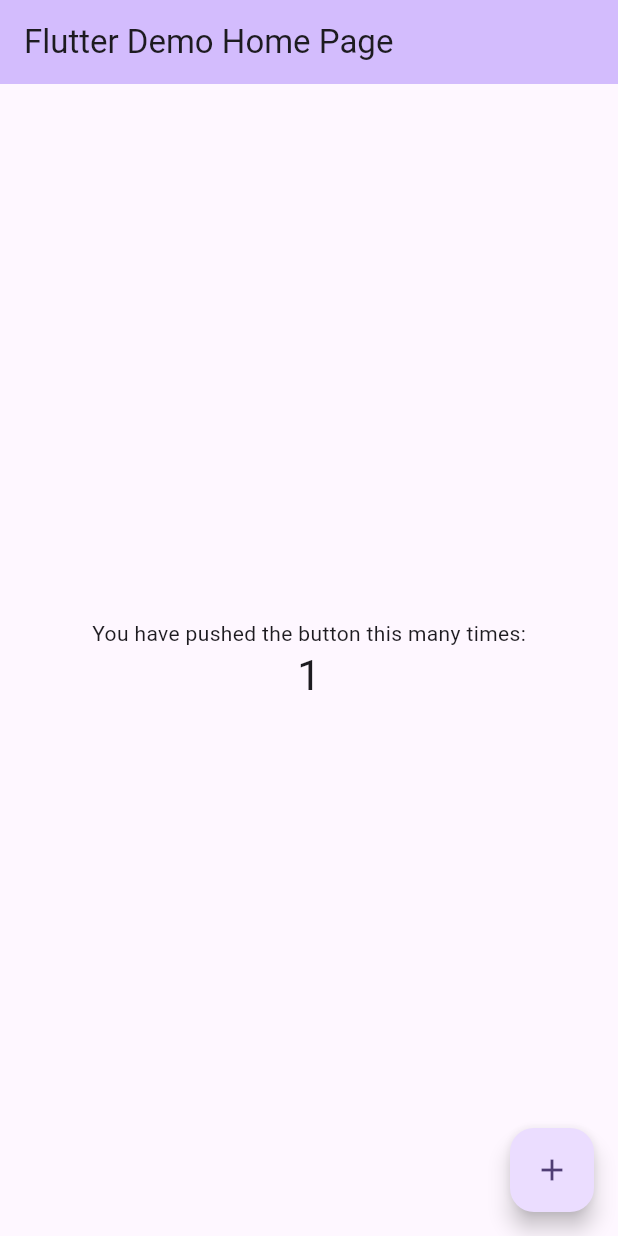
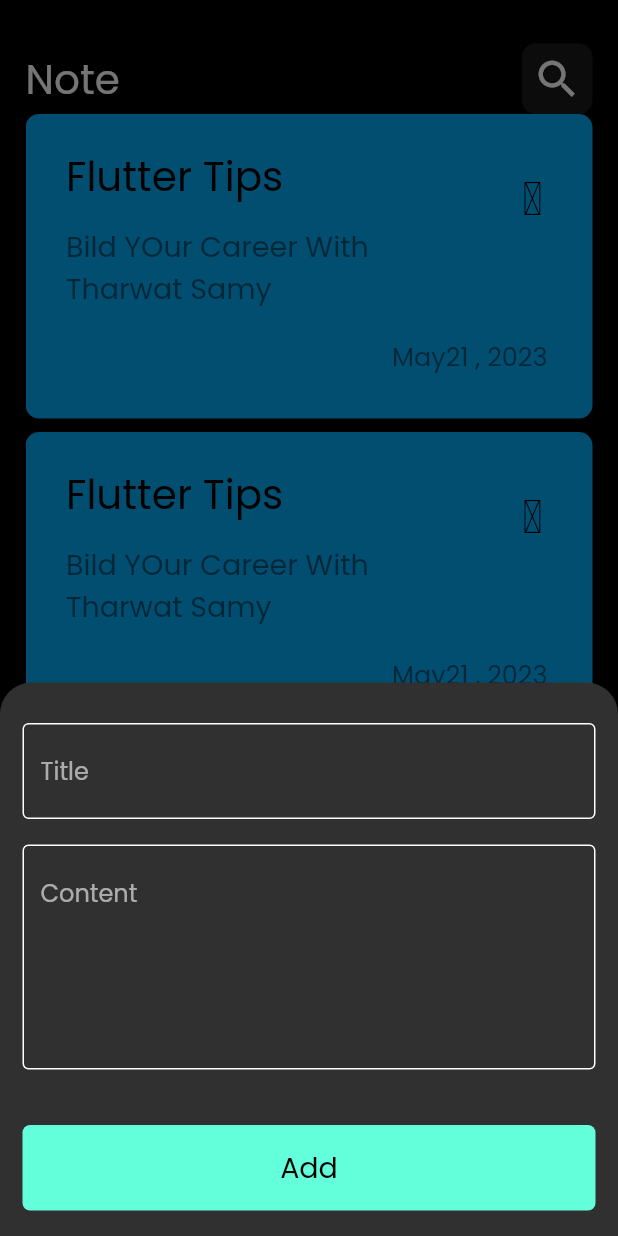
Before and after one commit to Amr065/note_app, a Flutter app: the screen it shows after launch, after a tap on the "add" icon, on a phone screen of 412 x 824 dp. Run offline on Flutter 3.47's test engine with Material 2 defaults, Android fonts, the phone set to English and light mode, and no system bars; our stand-ins replace hive, hive_flutter; missing offline and left inert: font_awesome_icon_class; accounts and stored records are empty.

```diff
--- /dev/null
+++ b/lib/constants.dart
@@ -0,0 +1 @@
+const String kNoteBox ='notebox';
--- a/lib/main.dart
+++ b/lib/main.dart
@@ -1,125 +1,27 @@
 import 'package:flutter/material.dart';
+import 'package:hive_flutter/adapters.dart';
+import 'package:note_app/constants.dart';
+import 'package:note_app/views/notes_view.dart';
 
-void main() {
-  runApp(const MyApp());
+void main() async {
+  await Hive.initFlutter();
+  await Hive.openBox(kNoteBox);
+  runApp(const NoteApp());
 }
 
-class MyApp extends StatelessWidget {
-  const MyApp({super.key});
+class NoteApp extends StatelessWidget {
+  const NoteApp({super.key});
 
-  // This widget is the root of your application.
   @override
   Widget build(BuildContext context) {
     return MaterialApp(
-      title: 'Flutter Demo',
+      debugShowCheckedModeBanner: false,
       theme: ThemeData(
-        // This is the theme of your application.
-        //
-        // TRY THIS: Try running your application with "flutter run". You'll see
-        // the application has a blue toolbar. Then, without quitting the app,
-        // try changing the seedColor in the colorScheme below to Colors.green
-        // and then invoke "hot reload" (save your changes or press the "hot
-        // reload" button in a Flutter-supported IDE, or press "r" if you used
-        // the command line to start the app).
-        //
-        // Notice that the counter didn't reset back to zero; the application
-        // state is not lost during the reload. To reset the state, use hot
-        // restart instead.
-        //
-        // This works for code too, not just values: Most code changes can be
-        // tested with just a hot reload.
-        colorScheme: ColorScheme.fromSeed(seedColor: Colors.deepPurple),
-        useMaterial3: true,
+        brightness: Brightness.dark,
+        scaffoldBackgroundColor: Colors.black,
+        fontFamily: 'Poppins',
       ),
-      home: const MyHomePage(title: 'Flutter Demo Home Page'),
+      home: const NotesView(),
     );
   }
 }
-
-class MyHomePage extends StatefulWidget {
-  const MyHomePage({super.key, required this.title});
-
-  // This widget is the home page of your application. It is stateful, meaning
-  // that it has a State object (defined below) that contains fields that affect
-  // how it looks.
-
-  // This class is the configuration for the state. It holds the values (in this
-  // case the title) provided by the parent (in this case the App widget) and
-  // used by the build method of the State. Fields in a Widget subclass are
-  // always marked "final".
-
-  final String title;
-
-  @override
-  State<MyHomePage> createState() => _MyHomePageState();
-}
-
-class _MyHomePageState extends State<MyHomePage> {
-  int _counter = 0;
-
-  void _incrementCounter() {
-    setState(() {
-      // This call to setState tells the Flutter framework that something has
-      // changed in this State, which causes it to rerun the build method below
-      // so that the display can reflect the updated values. If we changed
-      // _counter without calling setState(), then the build method would not be
-      // called again, and so nothing would appear to happen.
-      _counter++;
-    });
-  }
-
-  @override
-  Widget build(BuildContext context) {
-    // This method is rerun every time setState is called, for instance as done
-    // by the _incrementCounter method above.
-    //
-    // The Flutter framework has been optimized to make rerunning build methods
-    // fast, so that you can just rebuild anything that needs updating rather
-    // than having to individually change instances of widgets.
-    return Scaffold(
-      appBar: AppBar(
-        // TRY THIS: Try changing the color here to a specific color (to
-        // Colors.amber, perhaps?) and trigger a hot reload to see the AppBar
-        // change color while the other colors stay the same.
-        backgroundColor: Theme.of(context).colorScheme.inversePrimary,
-        // Here we take the value from the MyHomePage object that was created by
-        // the App.build method, and use it to set our appbar title.
-        title: Text(widget.title),
-      ),
-      body: Center(
-        // Center is a layout widget. It takes a single child and positions it
-        // in the middle of the parent.
-        child: Column(
-          // Column is also a layout widget. It takes a list of children and
-          // arranges them vertically. By default, it sizes itself to fit its
-          // children horizontally, and tries to be as tall as its parent.
-          //
-          // Column has various properties to control how it sizes itself and
-          // how it positions its children. Here we use mainAxisAlignment to
-          // center the children vertically; the main axis here is the vertical
-          // axis because Columns are vertical (the cross axis would be
-          // horizontal).
-          //
-          // TRY THIS: Invoke "debug painting" (choose the "Toggle Debug Paint"
-          // action in the IDE, or press "p" in the console), to see the
-          // wireframe for each widget.
-          mainAxisAlignment: MainAxisAlignment.center,
-          children: <Widget>[
-            const Text(
-              'You have pushed the button this many times:',
-            ),
-            Text(
-              '$_counter',
-              style: Theme.of(context).textTheme.headlineMedium,
-            ),
-          ],
-        ),
-      ),
-      floatingActionButton: FloatingActionButton(
-        onPressed: _incrementCounter,
-        tooltip: 'Increment',
-        child: const Icon(Icons.add),
-      ), // This trailing comma makes auto-formatting nicer for build methods.
-    );
-  }
-}
--- /dev/null
+++ b/lib/models/note_model.dart
@@ -0,0 +1,19 @@
+import 'package:hive/hive.dart';
+part 'note_model.g.dart';
+
+@HiveType(typeId: 0)
+class NOteModel extends HiveObject {
+  @HiveField(0)
+  String title;
+  @HiveField(1)
+  String subtitle;
+  @HiveField(2)
+  String date;
+  @HiveField(3)
+  int color;
+  NOteModel(
+      {required this.title,
+      required this.color,
+      required this.date,
+      required this.subtitle});
+}
--- /dev/null
+++ b/lib/views/note_edit_view.dart
@@ -0,0 +1,14 @@
+import 'package:flutter/material.dart';
+
+import '../widgets/note_edit_body.dart';
+
+class NoteEditView extends StatelessWidget {
+  const NoteEditView({super.key});
+
+  @override
+  Widget build(BuildContext context) {
+    return const Scaffold(
+      body: NoteEditBody(),
+    );
+  }
+}
--- /dev/null
+++ b/lib/views/notes_view.dart
@@ -0,0 +1,33 @@
+import 'package:flutter/material.dart';
+import 'package:note_app/widgets/body_in_model_sheet.dart';
+
+import '../widgets/notes_view_body.dart';
+
+class NotesView extends StatelessWidget {
+  const NotesView({super.key});
+
+  @override
+  Widget build(BuildContext context) {
+    return Scaffold(
+      floatingActionButton: FloatingActionButton(
+        onPressed: () {
+          showModalBottomSheet(
+              shape: const RoundedRectangleBorder(
+                borderRadius: BorderRadius.only(
+                  topLeft: Radius.circular(21),
+                  topRight: Radius.circular(21),
+                ),
+              ),
+              context: context,
+              builder: (context) {
+                return const BodyInBottomSheet();
+              });
+        },
+        child: const Icon(
+          Icons.add,
+        ),
+      ),
+      body: const NotesViewBody(),
+    );
+  }
+}
--- /dev/null
+++ b/lib/widgets/CustomBottom.dart
@@ -0,0 +1,23 @@
+import 'package:flutter/material.dart';
+
+class CustomBottom extends StatelessWidget {
+  const CustomBottom({super.key});
+
+  @override
+  Widget build(BuildContext context) {
+    return Container(
+      decoration: BoxDecoration(borderRadius: BorderRadius.circular(5),
+        color: Color(0xff63FFDA),
+      ),
+      width: MediaQuery.of(context).size.width,
+      height: 57,
+      child: Center(
+          child: Text(
+        'Add',
+        style: TextStyle(
+          color: Colors.black,fontSize: 19,
+        ),
+      )),
+    );
+  }
+}
--- /dev/null
+++ b/lib/widgets/body_in_model_sheet.dart
@@ -0,0 +1,43 @@
+import 'package:flutter/material.dart';
+import 'CustomBottom.dart';
+import 'custom_text_field.dart';
+
+class BodyInBottomSheet extends StatelessWidget {
+  const BodyInBottomSheet({super.key});
+
+  @override
+  Widget build(BuildContext context) {
+    return Container(
+      child: const Padding(
+        padding: EdgeInsets.symmetric(
+          horizontal: 15,
+        ),
+        child: SingleChildScrollView(
+          child: Column(
+            children: [
+              SizedBox(
+                height: 27,
+              ),
+              CustomTextField(
+                hintText: 'Title',
+              ),
+              SizedBox(
+                height: 17,
+              ),
+              CustomTextField(
+                hintText: 'Content',
+                maxlines: 5,
+              ),
+              SizedBox(
+                height: 37,
+              ),
+              CustomBottom(), SizedBox(
+                height: 17,
+              ),
+            ],
+          ),
+        ),
+      ),
+    );
+  }
+}
--- /dev/null
+++ b/lib/widgets/custom_app_bar.dart
@@ -0,0 +1,22 @@
+import 'package:flutter/material.dart';
+
+import 'custom_icon.dart';
+
+class CustomAppBar extends StatelessWidget {
+  const CustomAppBar({super.key, required this.title, required this.icon});
+final String title;
+final IconData icon;
+  @override
+  Widget build(BuildContext context) {
+    return Row(
+      children: [
+        Text(
+          title,
+          style: const TextStyle(fontSize: 27),
+        ),
+       const Spacer(),
+        CustomIcon(icon: icon,),
+      ],
+    );
+  }
+}
--- /dev/null
+++ b/lib/widgets/custom_icon.dart
@@ -0,0 +1,22 @@
+import 'package:flutter/material.dart';
+
+class CustomIcon extends StatelessWidget {
+  const CustomIcon({super.key, required this.icon});
+final IconData icon;
+  @override
+  Widget build(BuildContext context) {
+    return Container(
+      width: 47,
+      height: 47,
+      decoration: BoxDecoration(borderRadius: BorderRadius.circular(9),
+        color: Colors.white.withOpacity(.1),
+      ),
+      child: Center(
+        child: Icon(
+          icon,
+          size: 33,
+        ),
+      ),
+    );
+  }
+}
--- /dev/null
+++ b/lib/widgets/custom_text_field.dart
@@ -0,0 +1,25 @@
+import 'package:flutter/material.dart';
+
+class CustomTextField extends StatelessWidget {
+ const  CustomTextField({super.key, this.hintText,this.maxlines=1});
+final String? hintText ;
+final int? maxlines ;
+  @override
+  Widget build(BuildContext context) {
+    return TextField(maxLines: maxlines,
+      cursorColor: Colors.white,
+      decoration: InputDecoration(
+        hintText: hintText,
+        enabledBorder: outLineInputBorder(),
+        focusedBorder: outLineInputBorder(Color(0xff63FFDA),),
+        border: outLineInputBorder(),
+      ),
+    );
+  }
+
+  OutlineInputBorder outLineInputBorder([Color]) {
+    return OutlineInputBorder(
+      borderSide: BorderSide(color: Color ?? Colors.white),
+    );
+  }
+}
--- /dev/null
+++ b/lib/widgets/note_edit_body.dart
@@ -0,0 +1,39 @@
+import 'package:flutter/material.dart';
+import 'package:note_app/widgets/custom_app_bar.dart';
+import 'package:note_app/widgets/custom_text_field.dart';
+
+class NoteEditBody extends StatelessWidget {
+  const NoteEditBody({super.key});
+
+  @override
+  Widget build(BuildContext context) {
+    return Container(
+      child: const Padding(
+        padding: EdgeInsets.symmetric(horizontal: 17),
+        child: Column(
+          children: [
+            SizedBox(
+              height: 39,
+            ),
+            CustomAppBar(
+              title: 'Edit Note',
+              icon: Icons.check,
+            ),
+            SizedBox(
+              height: 27,
+            ),
+            CustomTextField(hintText: 'Title',
+              maxlines: 1,
+            ),
+            SizedBox(
+              height: 15,
+            ),
+            CustomTextField(hintText: 'Content',
+              maxlines: 7,
+            )
+          ],
+        ),
+      ),
+    );
+  }
+}
--- /dev/null
+++ b/lib/widgets/note_item.dart
@@ -0,0 +1,76 @@
+import 'package:flutter/material.dart';
+import 'package:font_awesome_icon_class/font_awesome_icon_class.dart';
+import 'package:note_app/views/note_edit_view.dart';
+
+class NOteItem extends StatelessWidget {
+  const NOteItem({super.key});
+
+  @override
+  Widget build(BuildContext context) {
+    return GestureDetector(
+      onTap: () {
+        Navigator.push(context, MaterialPageRoute(builder: (context) {
+          return NoteEditView();
+        }));
+      },
+      child: Container(
+        padding: const EdgeInsets.only(
+          top: 17,
+          bottom: 29,
+          left: 11,
+        ),
+        decoration: BoxDecoration(
+          color: Colors.lightBlue,
+          borderRadius: BorderRadius.circular(9),
+        ),
+        child: Column(
+          crossAxisAlignment: CrossAxisAlignment.end,
+          children: [
+            ListTile(
+              title: const Text(
+                'Flutter Tips',
+                style: TextStyle(
+                  color: Colors.black,
+                  fontSize: 27,
+                ),
+              ),
+              subtitle: Padding(
+                padding: const EdgeInsets.only(
+                  top: 13,
+                ),
+                child: Text(
+                  'Bild YOur Career With Tharwat Samy',
+                  style: TextStyle(
+                    color: Colors.black.withOpacity(.5),
+                    fontSize: 19,
+                  ),
+                ),
+              ),
+              trailing: IconButton(
+                onPressed: () {},
+                icon: const Icon(
+                  FontAwesomeIcons.trash,
+                  color: Colors.black,
+                  size: 31,
+                ),
+              ),
+            ),
+            Padding(
+              padding: const EdgeInsets.only(
+                right: 30,
+                top: 15,
+              ),
+              child: Text(
+                'May21 , 2023',
+                style: TextStyle(
+                  color: Colors.black.withOpacity(.5),
+                  fontSize: 17,
+                ),
+              ),
+            ),
+          ],
+        ),
+      ),
+    );
+  }
+}
--- /dev/null
+++ b/lib/widgets/notes_list_view.dart
@@ -0,0 +1,17 @@
+import 'package:flutter/material.dart';
+
+import 'note_item.dart';
+
+class NotesListView extends StatelessWidget {
+  const NotesListView({super.key});
+
+  @override
+  Widget build(BuildContext context) {
+    return ListView.builder(itemBuilder: (context, index) {
+      return const Padding(
+        padding:  EdgeInsets.only(bottom: 9),
+        child: NOteItem(),
+      );
+    });
+  }
+}
--- /dev/null
+++ b/lib/widgets/notes_view_body.dart
@@ -0,0 +1,26 @@
+import 'package:flutter/material.dart';
+import 'custom_app_bar.dart';
+import 'notes_list_view.dart';
+
+class NotesViewBody extends StatelessWidget {
+  const NotesViewBody({super.key});
+
+  @override
+  Widget build(BuildContext context) {
+    return const Padding(
+      padding: EdgeInsets.symmetric(horizontal: 17),
+      child: Column(
+        children: [
+          SizedBox(
+            height: 29,
+          ),
+          CustomAppBar(
+            title: 'Note',
+            icon: Icons.search,
+          ),
+          Expanded(child: NotesListView()),
+        ],
+      ),
+    );
+  }
+}
```
Also changed, not shown: pubspec.yaml (+11 -27 lines), lib/assets/fonts/Poppins-Regular.ttf (added), lib/models/note_model.g.dart (added), pubspec.lock, 1 other file.
